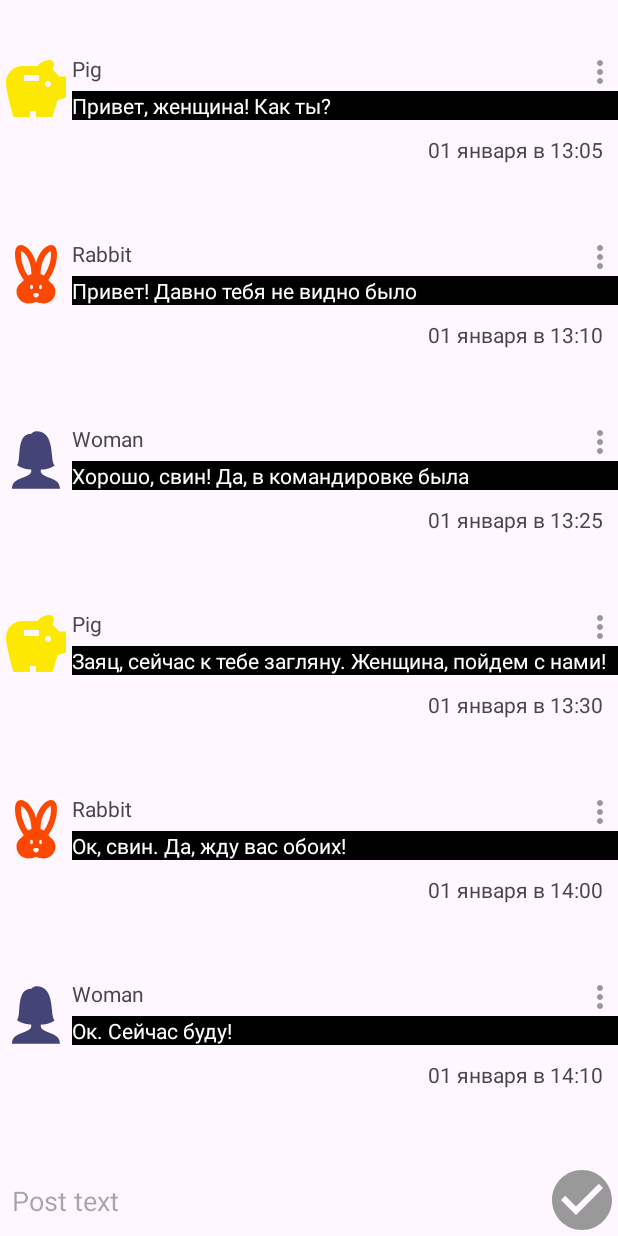
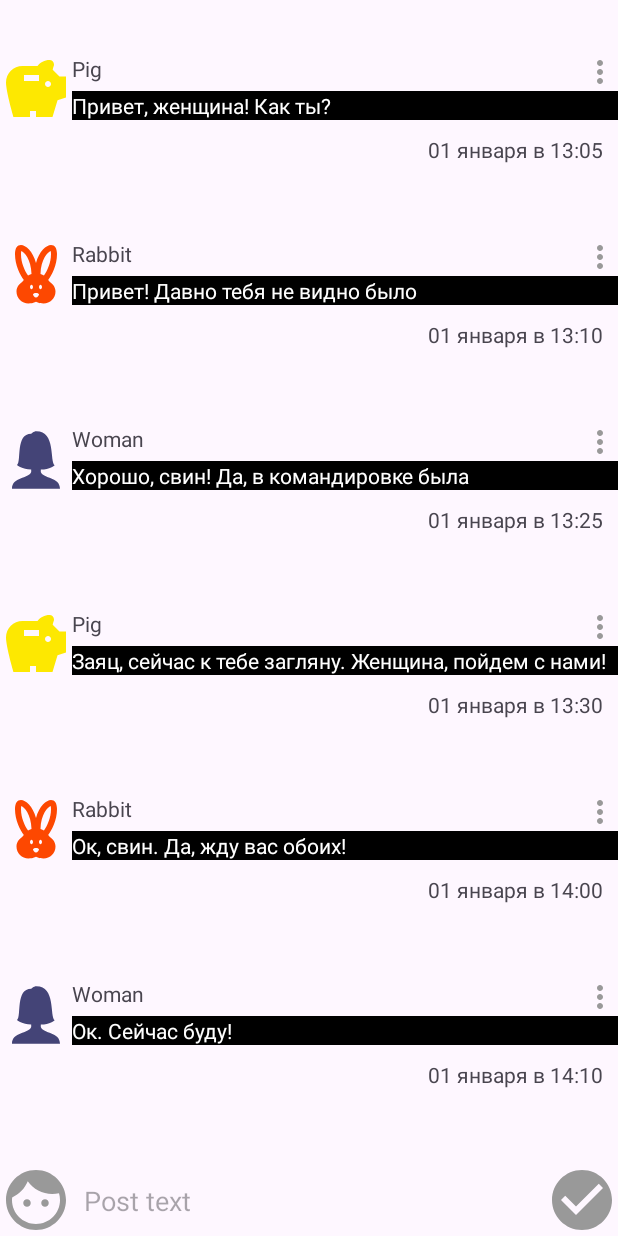
Before and after one commit to DmitriyS2/forExample_talk, an Android app: the screen it shows after launch (MainActivity), on a phone screen of 412 x 824 dp. Run offline under Robolectric (Android 15) with nearby library versions, the phone set to English and light mode, and no system bars.

Commit message:
user choice

```diff
--- a/app/src/main/java/ru/netology/catsspeak/adapter/PostAdapter.kt
+++ b/app/src/main/java/ru/netology/catsspeak/adapter/PostAdapter.kt
@@ -10,6 +10,10 @@ import androidx.recyclerview.widget.RecyclerView
 import ru.netology.catsspeak.*
 import ru.netology.catsspeak.databinding.InfoPostBinding
 import ru.netology.catsspeak.dto.Post
+import ru.netology.catsspeak.repository.blackColor
+import ru.netology.catsspeak.repository.getSmile
+import ru.netology.catsspeak.repository.whiteColor
+import java.util.PrimitiveIterator
 
 interface OnInteractionListener {
     fun remove(post: Post)
@@ -17,14 +21,24 @@ interface OnInteractionListener {
     fun highlight(post: Post)
 }
 
+//interface OnUserListener {
+//    fun choicePig()
+//    fun choiceRabbit()
+//    fun choiceWoman()
+//    fun choiceSmile()
+//}
+
 
 class PostsAdapter(
-    private val onInteractionListener: OnInteractionListener
+    private val onInteractionListener: OnInteractionListener,
+    //private val onUserListener: OnUserListener
 ) : ListAdapter<Post, PostViewHolder>(PostDiffCallback()) {
 
     override fun onCreateViewHolder(parent: ViewGroup, viewType: Int): PostViewHolder {
         val binding = InfoPostBinding.inflate(LayoutInflater.from(parent.context), parent, false)
-        return PostViewHolder(binding, onInteractionListener)
+        return PostViewHolder(binding, onInteractionListener,
+            //onUserListener
+        )
     }
 
     override fun onBindViewHolder(holder: PostViewHolder, position: Int) {
@@ -35,7 +49,8 @@ class PostsAdapter(
 
 class PostViewHolder(
     private val binding: InfoPostBinding,
-    private val onInteractionListener: OnInteractionListener
+    private val onInteractionListener: OnInteractionListener,
+    //private val onUserListener: OnUserListener
 ) : RecyclerView.ViewHolder(binding.root) {
     fun bind(post: Post) {
         binding.apply {
--- a/app/src/main/java/ru/netology/catsspeak/repository/PostRepository.kt
+++ b/app/src/main/java/ru/netology/catsspeak/repository/PostRepository.kt
@@ -2,6 +2,7 @@ package ru.netology.catsspeak.repository
 
 import androidx.lifecycle.LiveData
 import ru.netology.catsspeak.dto.Post
+import ru.netology.catsspeak.dto.User
 
 interface PostRepository {
     fun getAll():LiveData<List<Post>>
@@ -10,5 +11,5 @@ interface PostRepository {
 
     fun removeById(id: Int)
 
-    fun save(post: Post)
+    fun save(post: Post, user: User)
 }
--- a/app/src/main/java/ru/netology/catsspeak/repository/PostRepositoryInMemoryImpl.kt
+++ b/app/src/main/java/ru/netology/catsspeak/repository/PostRepositoryInMemoryImpl.kt
@@ -7,17 +7,46 @@ import androidx.lifecycle.MutableLiveData
 import ru.netology.catsspeak.*
 import ru.netology.catsspeak.dto.Post
 import ru.netology.catsspeak.dto.User
-import ru.netology.catsspeak.viewmodel.getUser0
 import java.time.LocalDateTime
 import java.time.format.DateTimeFormatter
 
+const val blackColor:String  = "#000000"
+const val whiteColor:String = "#FFFFFF"
+const val colorPig:String = "#FDE801"
+const val colorRabbit:String = "#FD4801"
+const val colorWoman:String =  "#FF444477"
+const val colorEmotion:String = "#50970C"
+val avatarPig = R.drawable.pig_savings_24
+val avatarRabbit = R.drawable.rabbit_cruelty_free_24
+val avatarWoman = R.drawable.woman
+val avatarEmotion = R.drawable.ic_emoji_emotions_24
+val avatars = listOf<Int>(avatarPig, avatarRabbit, avatarRabbit, avatarEmotion)
+
+
+private val user0 = User("", 0,"")
+fun getUser0():User {
+    return user0
+}
+private val pig: User = User("Pig", avatarPig, colorPig)
+fun getPig():User {
+    return pig
+}
+private val smile = User("Smile", avatarEmotion, colorEmotion)
+fun getSmile():User {
+    return smile
+}
+private val rabbit: User = User("Rabbit", avatarRabbit, colorRabbit)
+fun getRabbit():User {
+    return rabbit
+}
+private val woman: User = User("Woman", avatarWoman, colorWoman)
+fun getWoman():User {
+    return woman
+}
+
 class PostRepositoryInMemoryImpl : PostRepository {
-    private val pig: User = User("Pig", avatarPig, colorPig)
-    private val rabbit: User = User("Rabbit", avatarRabbit, colorRabbit)
-    private val woman: User = User("Woman", avatarWoman, colorWoman)
 
     private var nextId = 1
-
 
     private var posts = listOf(
         Post(nextId++, pig, "Привет, заяц! Что делаешь?", "01 января в 12:30", false),
@@ -26,13 +55,7 @@ class PostRepositoryInMemoryImpl : PostRepository {
         Post(nextId++, pig, "Привет, женщина! Как ты?", "01 января в 13:05", false),
         Post(nextId++, rabbit, "Привет! Давно тебя не видно было", "01 января в 13:10", false),
         Post(nextId++, woman, "Хорошо, свин! Да, в командировке была ", "01 января в 13:25", false),
-        Post(
-            nextId++,
-            pig,
-            "Заяц, сейчас к тебе загляну. Женщина, пойдем с нами!",
-            "01 января в 13:30",
-            false
-        ),
+        Post(nextId++, pig, "Заяц, сейчас к тебе загляну. Женщина, пойдем с нами!","01 января в 13:30",false),
         Post(nextId++, rabbit, "Ок, свин. Да, жду вас обоих!", "01 января в 14:00", false),
         Post(nextId++, woman, "Ок. Сейчас буду!", "01 января в 14:10", false)
     )
@@ -56,7 +79,7 @@ class PostRepositoryInMemoryImpl : PostRepository {
 
 
     @RequiresApi(Build.VERSION_CODES.O)
-    override fun save(post: Post) {
+    override fun save(post: Post, newUser: User) {
         val dateTime = LocalDateTime.now()
             .format(DateTimeFormatter.ofPattern("dd MMMM yyyy, hh:mm a"))
         posts = if (post.id == 0) {
@@ -64,7 +87,7 @@ class PostRepositoryInMemoryImpl : PostRepository {
                     listOf(
                         post.copy(
                             id = nextId++,
-                    user = getUser0(),
+                            user = newUser,
                             published = dateTime
                         )
                     )
--- a/app/src/main/java/ru/netology/catsspeak/viewmodel/PostViewModel.kt
+++ b/app/src/main/java/ru/netology/catsspeak/viewmodel/PostViewModel.kt
@@ -2,16 +2,14 @@ package ru.netology.catsspeak.viewmodel
 
 import androidx.lifecycle.MutableLiveData
 import androidx.lifecycle.ViewModel
-import ru.netology.catsspeak.avatarEmotion
-import ru.netology.catsspeak.colorEmotion
+
 import ru.netology.catsspeak.dto.Post
 import ru.netology.catsspeak.dto.User
 import ru.netology.catsspeak.repository.PostRepository
 import ru.netology.catsspeak.repository.PostRepositoryInMemoryImpl
-private val user0 = User("Smile", avatarEmotion, colorEmotion)
-fun getUser0():User {
-    return user0
-}
+import ru.netology.catsspeak.repository.getUser0
+
+
 private val empty = Post(
     id = 0,
     user = getUser0(),
@@ -28,11 +26,11 @@ class PostViewModel : ViewModel() {
 
     val edited = MutableLiveData(empty)
 
-    fun changeContentAndSave(content: String) {
+    fun changeContentAndSave(content: String, newUser: User) {
         edited.value?.let {
             val text = content.trim()
             if (it.content != text) {
-                repository.save(it.copy(content = text))
+                repository.save(it.copy(content = text), newUser)
             }
         }
         edited.value = empty
--- /dev/null
+++ b/app/src/main/res/drawable/ic_face_48.xml
@@ -0,0 +1,5 @@
+<vector android:height="48dp" android:tint="#999999"
+    android:viewportHeight="24" android:viewportWidth="24"
+    android:width="48dp" xmlns:android="http://schemas.android.com/apk/res/android">
+    <path android:fillColor="@android:color/white" android:pathData="M9,11.75c-0.69,0 -1.25,0.56 -1.25,1.25s0.56,1.25 1.25,1.25 1.25,-0.56 1.25,-1.25 -0.56,-1.25 -1.25,-1.25zM15,11.75c-0.69,0 -1.25,0.56 -1.25,1.25s0.56,1.25 1.25,1.25 1.25,-0.56 1.25,-1.25 -0.56,-1.25 -1.25,-1.25zM12,2C6.48,2 2,6.48 2,12s4.48,10 10,10 10,-4.48 10,-10S17.52,2 12,2zM12,20c-4.41,0 -8,-3.59 -8,-8 0,-0.29 0.02,-0.58 0.05,-0.86 2.36,-1.05 4.23,-2.98 5.21,-5.37C11.07,8.33 14.05,10 17.42,10c0.78,0 1.53,-0.09 2.25,-0.26 0.21,0.71 0.33,1.47 0.33,2.26 0,4.41 -3.59,8 -8,8z"/>
+</vector>
--- a/app/src/main/res/layout/activity_main.xml
+++ b/app/src/main/res/layout/activity_main.xml
@@ -24,6 +24,16 @@
         app:barrierDirection="top"
         app:constraint_referenced_ids="content, save" />
 
+    <ImageButton
+        android:layout_width="wrap_content"
+        android:layout_height="wrap_content"
+        app:layout_constraintStart_toStartOf="parent"
+        app:layout_constraintBottom_toBottomOf="parent"
+        android:id="@+id/menuUser"
+        android:src="@drawable/ic_face_48"
+        android:background="@android:color/transparent"
+        />
+
     <EditText
         android:id="@+id/content"
         android:layout_width="0dp"
@@ -36,7 +46,7 @@
         android:padding="@dimen/spacing_8dp"
         app:layout_constraintBottom_toBottomOf="parent"
         app:layout_constraintEnd_toStartOf="@id/save"
-        app:layout_constraintStart_toStartOf="parent"
+        app:layout_constraintStart_toEndOf="@id/menuUser"
         app:layout_constraintTop_toTopOf="@id/barrierTop" />
 
     <ImageButton
--- a/app/src/main/res/layout/info_post.xml
+++ b/app/src/main/res/layout/info_post.xml
@@ -8,14 +8,15 @@
     tools:context=".MainActivity">
 
     <ImageButton
+        android:id="@+id/menu"
         android:layout_width="wrap_content"
         android:layout_height="wrap_content"
-        android:id="@+id/menu"
+        android:background="@android:color/transparent"
+        android:contentDescription="@string/menu"
         android:src="@drawable/ic_more_vert_24"
+        app:layout_constraintEnd_toEndOf="parent"
         app:layout_constraintTop_toTopOf="parent"
-        app:layout_constraintEnd_toEndOf="parent"
-        android:background="@android:color/transparent"
-        android:contentDescription="@string/menu" />
+        tools:src="@drawable/ic_more_vert_24"/>
 
     <ImageView
         android:id="@+id/avatar"
--- /dev/null
+++ b/app/src/main/res/menu/menu_users.xml
@@ -0,0 +1,9 @@
+<?xml version="1.0" encoding="utf-8"?>
+<menu xmlns:android="http://schemas.android.com/apk/res/android">
+    <item android:id="@+id/smile" android:title="Smile"/>
+    <item android:id="@+id/pig" android:title="Pig"/>
+    <item android:id="@+id/rabbit" android:title="Rabbit"/>
+    <item android:id="@+id/woman" android:title="Woman"/>
+
+        />
+</menu>
```
Also changed, not shown: app/src/main/java/ru/netology/catsspeak/MainActivity.kt (+58 -12 lines). Lines whose indentation alone changed are shown as unchanged.
